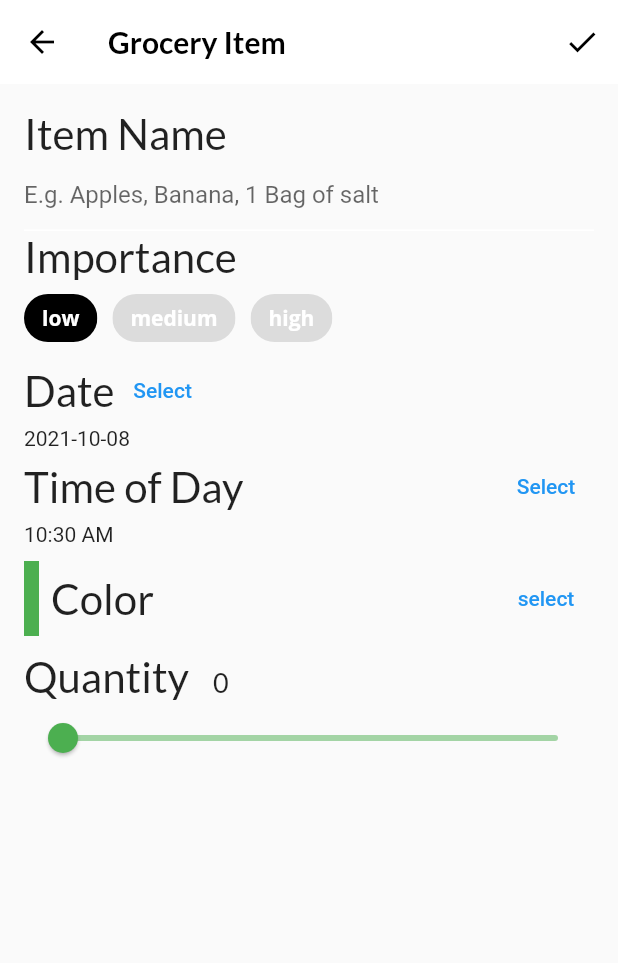
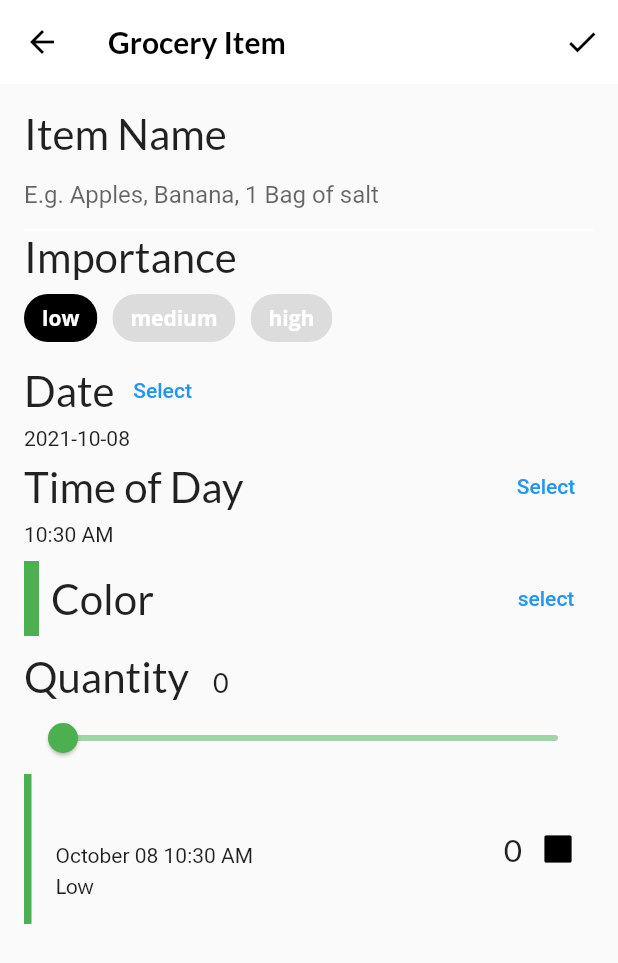
Before and after one commit to hhesedh/fooderlich, a Flutter app: the screen it shows after launch, item 3 of the bottom bar chosen, after a tap on the "add" icon, on a phone screen of 412 x 824 dp. Shown: the top 963 px of the screen. Run offline on Flutter 3.47's test engine with Material 2 defaults, Android fonts, the phone set to English and light mode, and no system bars; our stand-ins replace flutter_colorpicker, google_fonts.

Commit message:
finalização da tela de edição de grocery e criação de listagem

```diff
--- a/lib/components/components.dart
+++ b/lib/components/components.dart
@@ -8,3 +8,4 @@ export 'friend_post_tile.dart';
 export 'recipe_thumbnail.dart';
 export 'recipes_grid_view.dart';
 export 'today_recipe_list_view.dart';
+import '../components/grocery_tile.dart';
--- /dev/null
+++ b/lib/components/grocery_tile.dart
@@ -0,0 +1,125 @@
+import 'package:flutter/material.dart';
+import 'package:google_fonts/google_fonts.dart';
+import 'package:intl/intl.dart';
+
+import '../models/grocery_item.dart';
+
+class GroceryTile extends StatelessWidget {
+  // 1
+  final GroceryItem item;
+  // 2
+  final Function(bool?)? onComplete;
+  // 3
+  final TextDecoration textDecoration;
+
+  // 4
+  GroceryTile({
+    Key? key,
+    required this.item,
+    this.onComplete,
+  })  : textDecoration =
+            item.isComplete ? TextDecoration.lineThrough : TextDecoration.none,
+        super(key: key);
+
+  @override
+  Widget build(BuildContext context) {
+    return SizedBox(
+      height: 100,
+      child: Row(
+        mainAxisAlignment: MainAxisAlignment.spaceBetween,
+        children: [
+          // 1
+          Row(
+            children: [
+              // 2
+              Container(width: 5.0, color: item.color),
+              // 3
+              const SizedBox(width: 16.0),
+              // 4
+              Column(
+                mainAxisAlignment: MainAxisAlignment.center,
+                crossAxisAlignment: CrossAxisAlignment.start,
+                children: [
+                  // 5
+                  Text(
+                    item.name,
+                    style: GoogleFonts.lato(
+                      decoration: textDecoration,
+                      fontSize: 21.0,
+                      fontWeight: FontWeight.bold,
+                    ),
+                  ),
+                  const SizedBox(height: 4.0),
+                  buildDate(),
+                  const SizedBox(height: 4.0),
+                  buildImportance(),
+                ],
+              ),
+            ],
+          ),
+          // 6
+          Row(
+            children: [
+              // 7
+              Text(
+                item.quantity.toString(),
+                style: GoogleFonts.lato(
+                  decoration: textDecoration,
+                  fontSize: 21,
+                ),
+              ),
+              // 8
+              buildCheckbox()
+            ],
+          )
+        ],
+      ),
+    );
+  }
+
+  Widget buildImportance() {
+    if (item.importance == Importance.low) {
+      return Text(
+        'Low',
+        style: GoogleFonts.lato(decoration: textDecoration),
+      );
+    } else if (item.importance == Importance.medium) {
+      return Text(
+        'Medium',
+        style: GoogleFonts.lato(
+          fontWeight: FontWeight.w800,
+          decoration: textDecoration,
+        ),
+      );
+    } else if (item.importance == Importance.high) {
+      return Text(
+        'High',
+        style: GoogleFonts.lato(
+          color: Colors.red,
+          fontWeight: FontWeight.w900,
+          decoration: textDecoration,
+        ),
+      );
+    } else {
+      throw Exception('This importance type does not exist');
+    }
+  }
+
+  Widget buildDate() {
+    final dateFormatter = DateFormat('MMMM dd h:mm a');
+    final dateString = dateFormatter.format(item.date);
+    return Text(
+      dateString,
+      style: TextStyle(decoration: textDecoration),
+    );
+  }
+
+  Widget buildCheckbox() {
+    return Checkbox(
+      // 1
+      value: item.isComplete,
+      // 2
+      onChanged: onComplete,
+    );
+  }
+}
--- a/lib/home.dart
+++ b/lib/home.dart
@@ -30,8 +30,7 @@ class _HomeState extends State<Home> {
               style: Theme.of(context).textTheme.headline6,
             ),
           ),
-          // TODO: Replace body
-          body: pages[tabManager.selectedTab],
+          body: IndexedStack(index: tabManager.selectedTab, children: pages),
           bottomNavigationBar: BottomNavigationBar(
             selectedItemColor:
                 Theme.of(context).textSelectionTheme.selectionColor,
--- a/lib/screens/grocery_item_screen.dart
+++ b/lib/screens/grocery_item_screen.dart
@@ -1,8 +1,10 @@
 import 'package:flutter/material.dart';
 import 'package:flutter_colorpicker/flutter_colorpicker.dart';
+import 'package:fooderlich/components/grocery_tile.dart';
 import 'package:fooderlich/models/models.dart';
 import 'package:google_fonts/google_fonts.dart';
 import 'package:intl/intl.dart';
+import 'package:uuid/uuid.dart';
 
 class GroceryItemScreen extends StatefulWidget {
   final Function(GroceryItem) onCreate;
@@ -67,7 +69,26 @@ class _GroceryItemScreenState extends State<GroceryItemScreen> {
           IconButton(
             icon: const Icon(Icons.check),
             onPressed: () {
-              // TODO 24: Add callback handler
+              final groceryItem = GroceryItem(
+                id: widget.originalItem?.id ?? const Uuid().v1(),
+                name: _nameController.text,
+                importance: _importance,
+                color: _currentColor,
+                quantity: _currentSliderValue,
+                date: DateTime(
+                  _dueDate.year,
+                  _dueDate.month,
+                  _dueDate.day,
+                  _timeOfDay.hour,
+                  _timeOfDay.minute,
+                ),
+              );
+
+              if (widget.isUpdating) {
+                widget.onUpdate(groceryItem);
+              } else {
+                widget.onCreate(groceryItem);
+              }
             },
           ),
         ],
@@ -89,8 +110,22 @@ class _GroceryItemScreenState extends State<GroceryItemScreen> {
             buildColorPicker(context),
             const SizedBox(height: 10.0),
             buildQuantityField(),
-
-            // TODO: 19: Add Grocery Tile
+            GroceryTile(
+              item: GroceryItem(
+                id: 'previewMode',
+                name: _name,
+                importance: _importance,
+                color: _currentColor,
+                quantity: _currentSliderValue,
+                date: DateTime(
+                  _dueDate.year,
+                  _dueDate.month,
+                  _dueDate.day,
+                  _timeOfDay.hour,
+                  _timeOfDay.minute,
+                ),
+              ),
+            ),
           ],
         ),
       ),
--- a/lib/screens/grocery_screen.dart
+++ b/lib/screens/grocery_screen.dart
@@ -1,5 +1,6 @@
 import 'package:flutter/material.dart';
 import 'package:fooderlich/models/grocery_manager.dart';
+import 'package:fooderlich/screens/grocery_list_screen.dart';
 import 'package:provider/provider.dart';
 import 'grocery_item_screen.dart';
 import 'empty_grocery_screen.dart';
@@ -36,8 +37,7 @@ class GroceryScreen extends StatelessWidget {
     return Consumer<GroceryManager>(
       builder: (context, manager, child) {
         if (manager.groceryItems.isNotEmpty) {
-          // TODO 25: Add GroceryListScreen
-          return Container();
+          return GroceryListScreen(manager: manager);
         } else {
           return const EmptyGroceryScreen();
         }
```
Also changed, not shown: lib/screens/grocery_list_screen.dart (added, +78 -0 lines).
